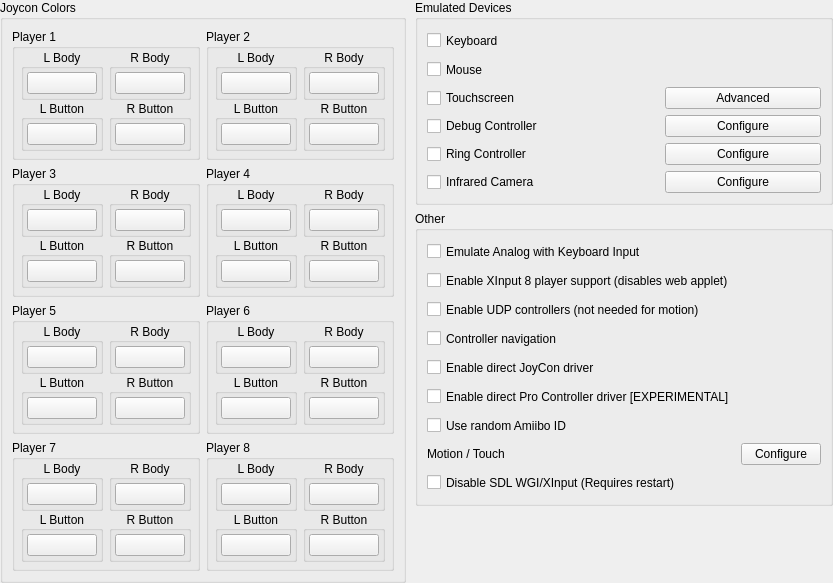
karimalsalah/guarana, file src/lichii/configuration/configure_input_advanced.ui: the form before one commit.
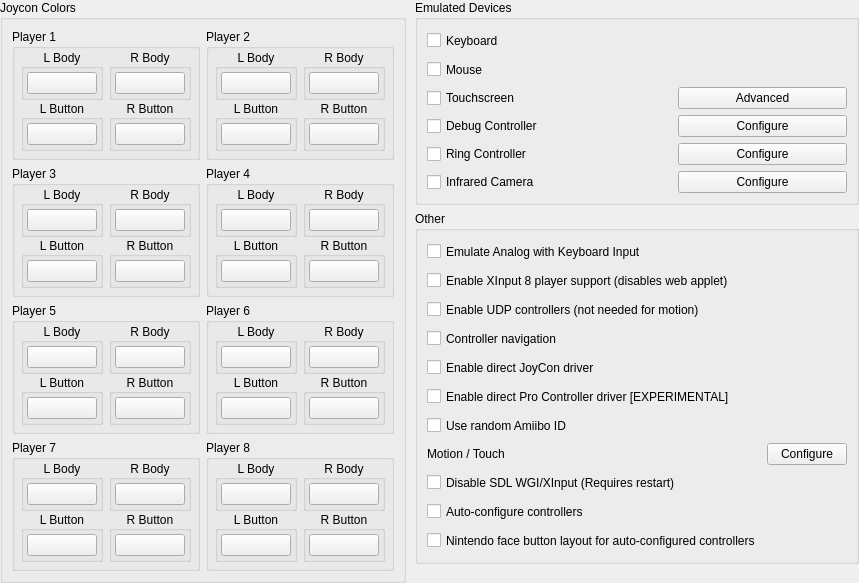
The form after the commit.

Commit message: Add controller_auto_configure settings and advanced input checkboxes

Diff of the .ui file:
```diff
--- a/src/lichii/configuration/configure_input_advanced.ui
+++ b/src/lichii/configuration/configure_input_advanced.ui
@@ -2773,6 +2773,38 @@
                        </property>
                      </widget>
                    </item>
+                   <item row="10" column="0">
+                     <widget class="QCheckBox" name="controller_auto_configure">
+                       <property name="toolTip">
+                         <string>Automatically maps player 1 to a connected controller when it has no mapping, uses the default keyboard mapping, or uses a controller that is not connected. Mappings you made for a connected controller are never changed.</string>
+                       </property>
+                       <property name="minimumSize">
+                         <size>
+                           <width>0</width>
+                           <height>23</height>
+                         </size>
+                       </property>
+                       <property name="text">
+                         <string>Auto-configure controllers</string>
+                       </property>
+                     </widget>
+                   </item>
+                   <item row="11" column="0">
+                     <widget class="QCheckBox" name="controller_positional_face_buttons">
+                       <property name="toolTip">
+                         <string>Auto-configured controllers use Nintendo positional face buttons (A is the right button). Uncheck to match the Xbox/PlayStation labels instead.</string>
+                       </property>
+                       <property name="minimumSize">
+                         <size>
+                           <width>0</width>
+                           <height>23</height>
+                         </size>
+                       </property>
+                       <property name="text">
+                         <string>Nintendo face button layout for auto-configured controllers</string>
+                       </property>
+                     </widget>
+                   </item>
                  </layout>
                </widget>
              </item>
```
The commit also changes 2 other files.
